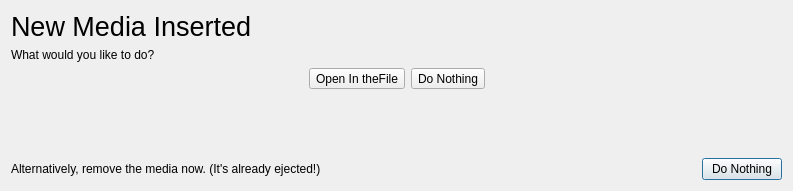
First picture: the form in newmedia.ui, repository vicr123/theshell, before the edit.
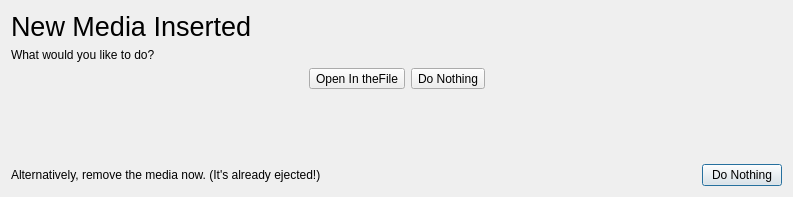
Second picture: the form after the edit. Icons and pictures are not drawn.

```diff
--- a/newmedia.ui
+++ b/newmedia.ui
@@ -7,7 +7,7 @@
     <x>0</x>
     <y>0</y>
     <width>793</width>
-    <height>191</height>
+    <height>197</height>
    </rect>
   </property>
   <property name="windowTitle">
```
Left out of the diff: 11 changed lines with no effect on the pictures.
